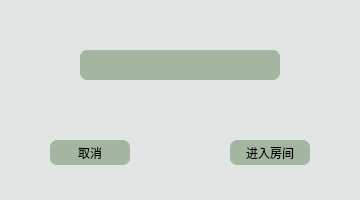
GuThree/movie_client, file movie_client/invited.ui: the form before one commit.
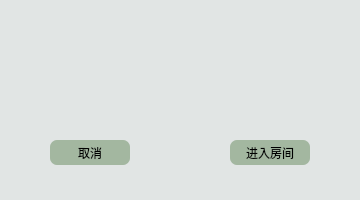
The form after the commit.

The edit to the form file:
```diff
--- a/movie_client/invited.ui
+++ b/movie_client/invited.ui
@@ -38,8 +38,7 @@
     </rect>
    </property>
    <property name="styleSheet">
-    <string notr="true">border-radius:7px;
-background-color:rgb(163, 183, 160);</string>
+    <string notr="true">border-radius:7px;</string>
    </property>
    <property name="text">
     <string>&lt;html&gt;&lt;head/&gt;&lt;body&gt;&lt;p align=&quot;center&quot;&gt;&lt;br/&gt;&lt;/p&gt;&lt;/body&gt;&lt;/html&gt;</string>
```
